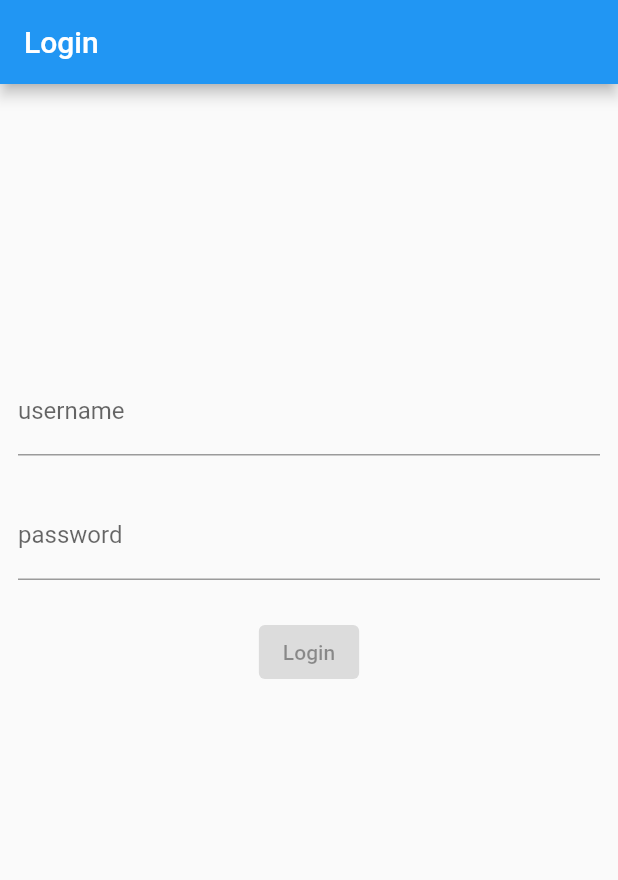
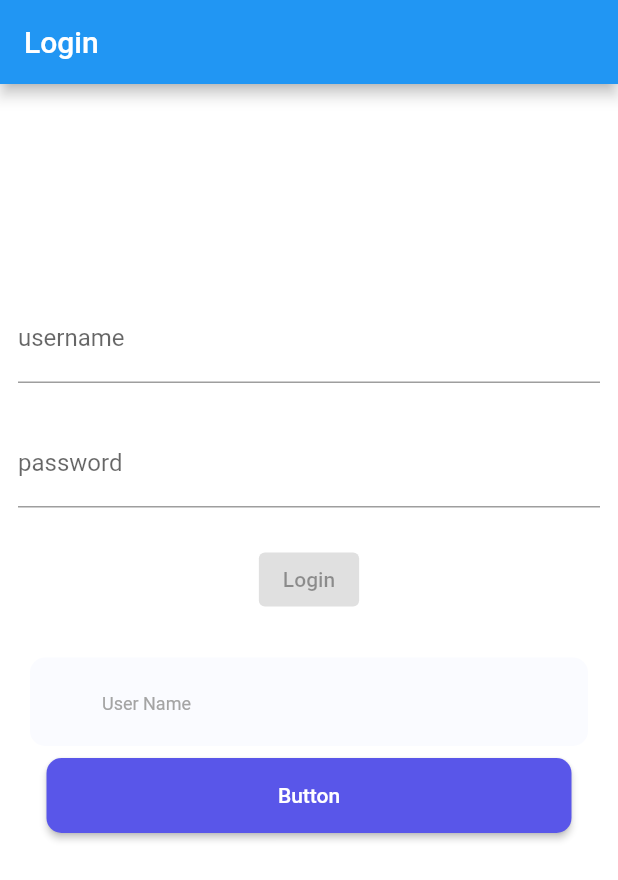
Before and after one commit to nattigy/portal.a2sv, a Flutter app: the screen it shows after launch, on a phone screen of 412 x 824 dp. Shown: the top 880 px of the screen. Run offline on Flutter 3.47's test engine with Material 2 defaults, Android fonts, the phone set to English and light mode, and no system bars; our stand-ins replace bloc, equatable, flutter_bloc, flutter_secure_storage, formz, graphql and 1 more; project files that could hold a hidden picture were left out.

Commit message:
Mobile.adona.custom button and input field (#30)
* [mobile] designed custom button and input field

* [mobile] Design change on custom button

```diff
--- a/a2sv_portal_mobile/lib/app/auth/screens/login.page.dart
+++ b/a2sv_portal_mobile/lib/app/auth/screens/login.page.dart
@@ -15,6 +15,7 @@ class LoginPage extends StatelessWidget {
   @override
   Widget build(BuildContext context) {
     return Scaffold(
+      backgroundColor: Colors.white,
       appBar: AppBar(title: const Text('Login')),
       body: Padding(
         padding: const EdgeInsets.all(12),
--- a/a2sv_portal_mobile/lib/app/auth/screens/login_form.dart
+++ b/a2sv_portal_mobile/lib/app/auth/screens/login_form.dart
@@ -2,6 +2,8 @@ import 'package:flutter/material.dart';
 import 'package:flutter_bloc/flutter_bloc.dart';
 import 'package:formz/formz.dart';
 
+import '../../../widgets/buttons/main-button.dart';
+import '../../../widgets/inputs/main-input-field.dart';
 import '../../auth/bloc/login/login_bloc.dart';
 
 class LoginForm extends StatelessWidget {
@@ -29,6 +31,20 @@ class LoginForm extends StatelessWidget {
             _PasswordInput(),
             const Padding(padding: EdgeInsets.all(12)),
             _LoginButton(),
+            Container(
+              margin: EdgeInsets.symmetric(vertical: 10),
+            ),
+            MainInputField(
+              placeHolder: "User Name",
+              color: Color.fromRGBO(250, 251, 255, 1),
+              onChanged: (){},
+              // iconData: Icons.person,
+            ),
+            MainButton(
+              title: "Button",
+              color: Color.fromRGBO(89, 86, 233, 1),
+              function: (){},
+            ),
           ],
         ),
       ),
--- a/a2sv_portal_mobile/lib/widgets/buttons/main-button.dart
+++ b/a2sv_portal_mobile/lib/widgets/buttons/main-button.dart
@@ -1,10 +1,33 @@
 import 'package:flutter/material.dart';
 
 class MainButton extends StatelessWidget {
-  const MainButton({Key? key}) : super(key: key);
+  final String title;
+  final Color? color;
+  final Function function;
+  const MainButton({Key? key, required this.title, this.color, required this.function}) : super(key: key);
 
   @override
   Widget build(BuildContext context) {
-    return ElevatedButton(onPressed: (){}, child: Text("Button"));
+    return SizedBox(
+      width: 350,
+      height: 50,
+      child: ElevatedButton(
+
+        onPressed: () {},
+        style: ButtonStyle(
+          backgroundColor: MaterialStateProperty.all<Color>(
+            color!,
+          ),
+          shape: MaterialStateProperty.all<RoundedRectangleBorder>(
+            const RoundedRectangleBorder(
+              borderRadius: BorderRadius.all(
+                Radius.circular(10),
+              ),
+            ),
+          ),
+        ),
+        child: Text(title),
+      ),
+    );
   }
 }
--- a/a2sv_portal_mobile/lib/widgets/inputs/main-input-field.dart
+++ b/a2sv_portal_mobile/lib/widgets/inputs/main-input-field.dart
@@ -1,10 +1,39 @@
 import 'package:flutter/material.dart';
 
 class MainInputField extends StatelessWidget {
-  const MainInputField({Key? key}) : super(key: key);
+  final String placeHolder;
+  final Color? color;
+  final IconData? iconData;
+  final Function onChanged;
+  const MainInputField(
+      {Key? key, required this.placeHolder, required this.color, this.iconData, required this.onChanged})
+      : super(key: key);
 
   @override
   Widget build(BuildContext context) {
-    return TextField();
+    const customOutlineInputBorder = OutlineInputBorder(
+      borderRadius: BorderRadius.all(
+        Radius.circular(10),
+      ),
+      borderSide: BorderSide.none,
+    );
+    return Padding(
+      padding: const EdgeInsets.symmetric(horizontal: 8,vertical: 8),
+      child: TextFormField(onChanged: (value) => onChanged(),
+        decoration: InputDecoration(
+
+          prefixIcon: Icon(iconData),
+          focusedBorder: customOutlineInputBorder,
+          filled: true,
+
+          fillColor: color,
+          focusColor: color,
+          // fillColor: Color.fromRGBO(250, 251, 255, 1),
+          border: customOutlineInputBorder,
+          hintStyle: const TextStyle(color: Color.fromRGBO(164, 164, 164, 1),fontSize: 12),
+          hintText: placeHolder,
+        ),
+      ),
+    );
   }
 }
```
